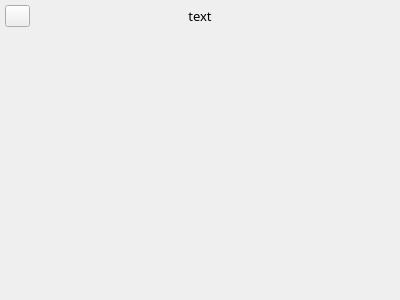
Old version of the form Kursova/EducationProgressForms/quickaccesspanelitem.ui in the repository zzvanyazz/Kursova.
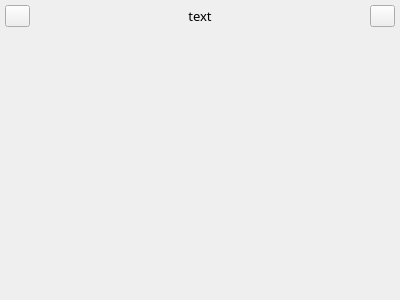
New version of the form.

The edit to the form file:
```diff
--- a/Kursova/EducationProgressForms/quickaccesspanelitem.ui
+++ b/Kursova/EducationProgressForms/quickaccesspanelitem.ui
@@ -107,13 +107,16 @@
        </widget>
       </item>
       <item>
-       <widget class="QWidget" name="widget" native="true">
+       <widget class="QPushButton" name="ButtonRemove">
         <property name="maximumSize">
          <size>
           <width>25</width>
           <height>25</height>
          </size>
         </property>
+        <property name="text">
+         <string/>
+        </property>
        </widget>
       </item>
      </layout>
```
